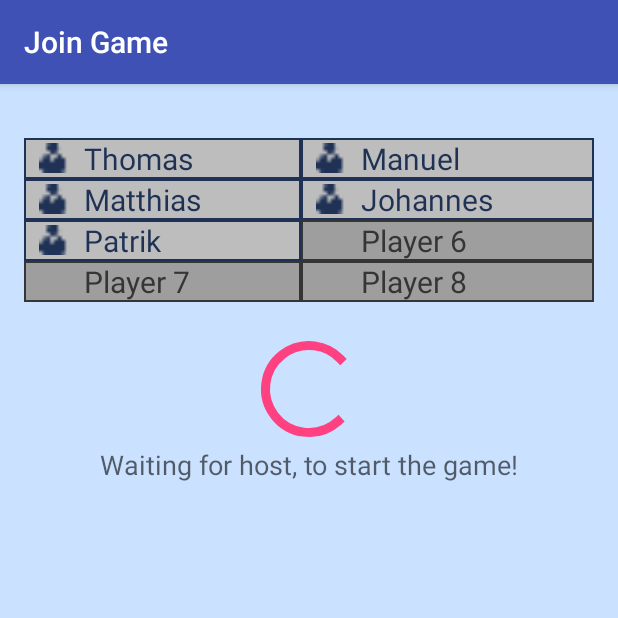
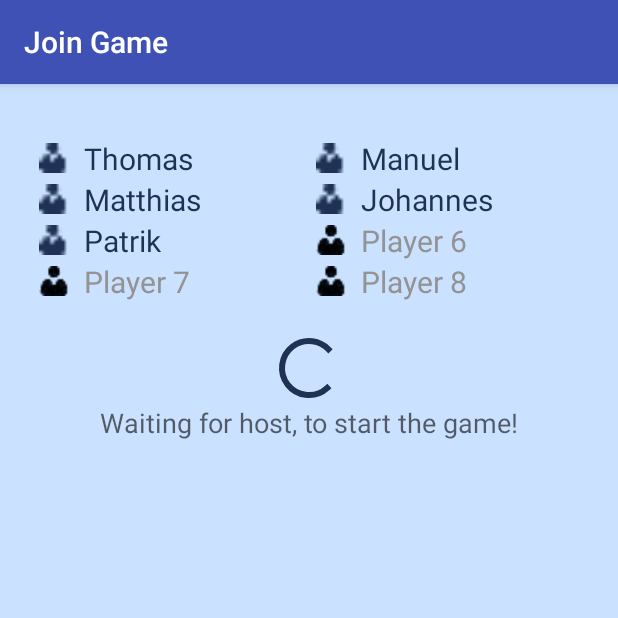
Before and after one commit to thomasmauerhofer/software2016, an Android app: the Join screen opened directly, with no data from a screen before it, on a phone screen of 412 x 824 dp, the top half of it. Run offline under Robolectric (Android 15) with nearby library versions, the phone set to English and light mode, and no system bars.

Commit message:
[TM, MW] Change style of playertable

```diff
--- a/src/Yaq/app/src/main/java/com/bitschupfa/sw16/yaq/Activities/Host.java
+++ b/src/Yaq/app/src/main/java/com/bitschupfa/sw16/yaq/Activities/Host.java
@@ -8,8 +8,9 @@ import android.view.View;
 import android.widget.Toast;
 
 import com.bitschupfa.sw16.yaq.R;
-import com.bitschupfa.sw16.yaq.Utils.PlayerList;
 import com.bitschupfa.sw16.yaq.Utils.Quiz;
+import com.bitschupfa.sw16.yaq.ui.PlayerEntry;
+import com.bitschupfa.sw16.yaq.ui.PlayerList;
 
 public class Host extends AppCompatActivity {
 
--- a/src/Yaq/app/src/main/java/com/bitschupfa/sw16/yaq/Activities/Join.java
+++ b/src/Yaq/app/src/main/java/com/bitschupfa/sw16/yaq/Activities/Join.java
@@ -10,7 +10,8 @@ import android.widget.ProgressBar;
 import android.widget.TextView;
 
 import com.bitschupfa.sw16.yaq.R;
-import com.bitschupfa.sw16.yaq.Utils.PlayerList;
+import com.bitschupfa.sw16.yaq.ui.PlayerEntry;
+import com.bitschupfa.sw16.yaq.ui.PlayerList;
 
 public class Join extends AppCompatActivity {
 
--- a/src/Yaq/app/src/main/java/com/bitschupfa/sw16/yaq/Activities/Statistic.java
+++ b/src/Yaq/app/src/main/java/com/bitschupfa/sw16/yaq/Activities/Statistic.java
@@ -8,8 +8,8 @@ import android.view.View;
 import android.widget.ListView;
 
 import com.bitschupfa.sw16.yaq.R;
-import com.bitschupfa.sw16.yaq.Utils.RankingItem;
-import com.bitschupfa.sw16.yaq.Utils.RankingList;
+import com.bitschupfa.sw16.yaq.ui.RankingItem;
+import com.bitschupfa.sw16.yaq.ui.RankingList;
 
 import java.util.ArrayList;
 
--- a/src/Yaq/app/src/main/java/com/bitschupfa/sw16/yaq/Utils/PlayerEntry.java
+++ b/src/Yaq/app/src/main/java/com/bitschupfa/sw16/yaq/ui/PlayerEntry.java
@@ -1,13 +1,17 @@
-package com.bitschupfa.sw16.yaq.Utils;
+package com.bitschupfa.sw16.yaq.ui;
 
 import android.app.Activity;
 import android.graphics.Color;
+import android.support.v4.content.ContextCompat;
 import android.view.View;
 import android.widget.ImageView;
 import android.widget.LinearLayout;
 import android.widget.TextView;
 
 import com.bitschupfa.sw16.yaq.R;
+
+import java.util.ArrayList;
+import java.util.List;
 
 /**
  * Created by thomas on 22.03.16.
@@ -28,15 +32,15 @@ public class PlayerEntry {
         layout.setBackgroundResource(R.drawable.boarder_table_entry_light);
         player_name.setText(name);
         player_name.setTextColor(Color.parseColor("#1F3255"));
-        avatar.setVisibility(View.VISIBLE);
+        avatar.setImageResource(R.mipmap.icon_player);
     }
 
     public void removePlayer() {
         layout.setBackgroundResource(R.drawable.boarder_table_entry_dark);
         player_name.setText(R.string.player);
         player_name.setText(player_name.getText().toString()+ " " + String.valueOf(id));
-        player_name.setTextColor(Color.parseColor("#353535"));
-        avatar.setVisibility(View.INVISIBLE);
+        player_name.setTextColor(ContextCompat.getColor(layout.getContext(), R.color.player_table_inactive));
+        avatar.setImageResource(R.mipmap.icon_player_black);
     }
 
     public String getName() {
--- a/src/Yaq/app/src/main/java/com/bitschupfa/sw16/yaq/Utils/PlayerList.java
+++ b/src/Yaq/app/src/main/java/com/bitschupfa/sw16/yaq/ui/PlayerList.java
@@ -1,4 +1,4 @@
-package com.bitschupfa.sw16.yaq.Utils;
+package com.bitschupfa.sw16.yaq.ui;
 
 import android.app.Activity;
 
--- a/src/Yaq/app/src/main/java/com/bitschupfa/sw16/yaq/Utils/RankingItem.java
+++ b/src/Yaq/app/src/main/java/com/bitschupfa/sw16/yaq/ui/RankingItem.java
@@ -1,4 +1,4 @@
-package com.bitschupfa.sw16.yaq.Utils;
+package com.bitschupfa.sw16.yaq.ui;
 
 /**
  * Created by thomas on 22.03.16.
--- a/src/Yaq/app/src/main/java/com/bitschupfa/sw16/yaq/Utils/RankingList.java
+++ b/src/Yaq/app/src/main/java/com/bitschupfa/sw16/yaq/ui/RankingList.java
@@ -1,4 +1,4 @@
-package com.bitschupfa.sw16.yaq.Utils;
+package com.bitschupfa.sw16.yaq.ui;
 
 import android.app.Activity;
 import android.content.Context;
@@ -9,6 +9,7 @@ import android.widget.ArrayAdapter;
 import android.widget.TextView;
 
 import com.bitschupfa.sw16.yaq.R;
+import com.bitschupfa.sw16.yaq.ui.RankingItem;
 
 import java.util.List;
 
--- a/src/Yaq/app/src/main/res/drawable/boarder_table_entry_dark.xml
+++ b/src/Yaq/app/src/main/res/drawable/boarder_table_entry_dark.xml
@@ -2,7 +2,7 @@
 <shape xmlns:android="http://schemas.android.com/apk/res/android"
     android:shape="rectangle">
     <stroke
-        android:width="1dip"
+        android:width="0dip"
         android:color="#353535"/>
-    <solid android:color="#9e9e9e" />
+    <solid android:color="#cae2ff" />
 </shape>
--- a/src/Yaq/app/src/main/res/drawable/boarder_table_entry_light.xml
+++ b/src/Yaq/app/src/main/res/drawable/boarder_table_entry_light.xml
@@ -2,7 +2,7 @@
 <shape xmlns:android="http://schemas.android.com/apk/res/android"
     android:shape="rectangle">
     <stroke
-        android:width="1dip"
+        android:width="0dip"
         android:color="#1F3255"/>
-    <solid android:color="#BDBDBD" />
+    <solid android:color="#cae2ff" />
 </shape>
--- a/src/Yaq/app/src/main/res/layout/content_join.xml
+++ b/src/Yaq/app/src/main/res/layout/content_join.xml
@@ -45,10 +45,10 @@
                             android:id="@+id/player1_img"
                             android:layout_width="30dp"
                             android:layout_height="20dp"
-                            android:src="@mipmap/icon_player"
+                            android:src="@mipmap/icon_player_black"
                             android:paddingLeft="10dp"
                             android:layout_gravity="center"
-                            android:visibility="invisible" />
+                            android:visibility="visible" />
 
                         <TextView
                             android:id="@+id/player1_name"
@@ -57,7 +57,8 @@
                             style="@style/table_text_gray"
                             android:paddingLeft="10dp"
                             android:textIsSelectable="false"
-                            android:layout_height="wrap_content" />
+                            android:layout_height="wrap_content"
+                            android:textColor="@color/player_table_inactive" />
 
                     </LinearLayout>
 
@@ -72,10 +73,10 @@
                             android:id="@+id/player2_img"
                             android:layout_width="30dp"
                             android:layout_height="20dp"
-                            android:src="@mipmap/icon_player"
+                            android:src="@mipmap/icon_player_black"
                             android:paddingLeft="10dp"
                             android:layout_gravity="center"
-                            android:visibility="invisible" />
+                            android:visibility="visible" />
 
                         <TextView
                             android:id="@+id/player2_name"
@@ -84,7 +85,8 @@
                             android:paddingLeft="10dp"
                             android:textIsSelectable="false"
                             android:layout_height="wrap_content"
-                            style="@style/table_text_gray" />
+                            style="@style/table_text_gray"
+                            android:textColor="@color/player_table_inactive" />
 
                     </LinearLayout>
                 </TableRow>
@@ -105,10 +107,10 @@
                             android:id="@+id/player3_img"
                             android:layout_width="30dp"
                             android:layout_height="20dp"
-                            android:src="@mipmap/icon_player"
+                            android:src="@mipmap/icon_player_black"
                             android:paddingLeft="10dp"
                             android:layout_gravity="center"
-                            android:visibility="invisible" />
+                            android:visibility="visible" />
 
                         <TextView
                             android:id="@+id/player3_name"
@@ -117,7 +119,8 @@
                             style="@style/table_text_gray"
                             android:paddingLeft="10dp"
                             android:textIsSelectable="false"
-                            android:layout_height="wrap_content" />
+                            android:layout_height="wrap_content"
+                            android:textColor="@color/player_table_inactive" />
 
                     </LinearLayout>
 
@@ -132,10 +135,10 @@
                             android:id="@+id/player4_img"
                             android:layout_width="30dp"
                             android:layout_height="20dp"
-                            android:src="@mipmap/icon_player"
+                            android:src="@mipmap/icon_player_black"
                             android:paddingLeft="10dp"
                             android:layout_gravity="center"
-                            android:visibility="invisible" />
+                            android:visibility="visible" />
 
                         <TextView
                             android:id="@+id/player4_name"
@@ -144,7 +147,8 @@
                             style="@style/table_text_gray"
                             android:paddingLeft="10dp"
                             android:textIsSelectable="false"
-                            android:layout_height="wrap_content" />
+                            android:layout_height="wrap_content"
+                            android:textColor="@color/player_table_inactive" />
 
                     </LinearLayout>
                 </TableRow>
@@ -165,10 +169,10 @@
                             android:id="@+id/player5_img"
                             android:layout_width="30dp"
                             android:layout_height="20dp"
-                            android:src="@mipmap/icon_player"
+                            android:src="@mipmap/icon_player_black"
                             android:paddingLeft="10dp"
                             android:layout_gravity="center"
-                            android:visibility="invisible" /> />
+                            android:visibility="visible" /> />
 
                         <TextView
                             android:id="@+id/player5_name"
@@ -177,7 +181,8 @@
                             style="@style/table_text_gray"
                             android:paddingLeft="10dp"
                             android:textIsSelectable="false"
-                            android:layout_height="wrap_content" />
+                            android:layout_height="wrap_content"
+                            android:textColor="@color/player_table_inactive" />
 
                     </LinearLayout>
 
@@ -192,10 +197,10 @@
                             android:id="@+id/player6_img"
                             android:layout_width="30dp"
                             android:layout_height="20dp"
-                            android:src="@mipmap/icon_player"
+                            android:src="@mipmap/icon_player_black"
                             android:paddingLeft="10dp"
                             android:layout_gravity="center"
-                            android:visibility="invisible" /> />
+                            android:visibility="visible" /> />
 
                         <TextView
                             android:id="@+id/player6_name"
@@ -204,7 +209,8 @@
                             style="@style/table_text_gray"
                             android:paddingLeft="10dp"
                             android:textIsSelectable="false"
-                            android:layout_height="wrap_content" />
+                            android:layout_height="wrap_content"
+                            android:textColor="@color/player_table_inactive" />
 
                     </LinearLayout>
                 </TableRow>
@@ -225,10 +231,10 @@
                             android:id="@+id/player7_img"
                             android:layout_width="30dp"
                             android:layout_height="20dp"
-                            android:src="@mipmap/icon_player"
+                            android:src="@mipmap/icon_player_black"
                             android:paddingLeft="10dp"
                             android:layout_gravity="center"
-                            android:visibility="invisible" /> />
+                            android:visibility="visible" /> />
 
                         <TextView
                             android:id="@+id/player7_name"
@@ -237,7 +243,8 @@
                             style="@style/table_text_gray"
                             android:paddingLeft="10dp"
                             android:textIsSelectable="false"
-                            android:layout_height="wrap_content" />
+                            android:layout_height="wrap_content"
+                            android:textColor="@color/player_table_inactive" />
 
                     </LinearLayout>
 
@@ -252,10 +259,10 @@
                             android:id="@+id/player8_img"
                             android:layout_width="30dp"
                             android:layout_height="20dp"
-                            android:src="@mipmap/icon_player"
+                            android:src="@mipmap/icon_player_black"
                             android:paddingLeft="10dp"
                             android:layout_gravity="center"
-                            android:visibility="invisible" />
+                            android:visibility="visible" />
 
                         <TextView
                             android:id="@+id/player8_name"
@@ -264,7 +271,8 @@
                             style="@style/table_text_gray"
                             android:paddingLeft="10dp"
                             android:textIsSelectable="false"
-                            android:layout_height="wrap_content" />
+                            android:layout_height="wrap_content"
+                            android:textColor="@color/player_table_inactive" />
 
                     </LinearLayout>
                 </TableRow>
@@ -280,11 +288,11 @@
 
             <ProgressBar
                 android:id="@+id/loadingBar"
-                style="?android:attr/progressBarStyleLarge"
                 android:progressDrawable="@drawable/circular_progress_bar"
                 android:layout_width="wrap_content"
                 android:layout_height="wrap_content"
-                android:layout_centerHorizontal="true" />
+                android:layout_centerHorizontal="true"
+                android:indeterminateTint="#1F3255"/>
 
             <TextView
                 android:layout_width="wrap_content"
--- a/src/Yaq/build.gradle
+++ b/src/Yaq/build.gradle
@@ -5,7 +5,7 @@ buildscript {
         jcenter()
     }
     dependencies {
-        classpath 'com.android.tools.build:gradle:1.5.0'
+        classpath 'com.android.tools.build:gradle:2.0.0'
 
         // NOTE: Do not place your application dependencies here; they belong
         // in the individual module build.gradle files
```
Also changed, not shown: src/Yaq/app/src/main/res/layout/content_host.xml (+32 -24 lines), src/Yaq/app/src/main/res/values/colors.xml (+1 -7 lines), src/Yaq/app/src/main/res/mipmap-hdpi/icon_player_black.png (added), src/Yaq/app/src/main/res/mipmap-mdpi/icon_player_black.png (added), src/Yaq/app/src/main/res/mipmap-xhdpi/icon_player_black.png (added), src/Yaq/app/src/main/res/mipmap-xxhdpi/icon_player_black.png (added), src/Yaq/app/src/main/res/mipmap-xxxhdpi/icon_player_black.png (added), src/Yaq/gradle/wrapper/gradle-wrapper.properties.
